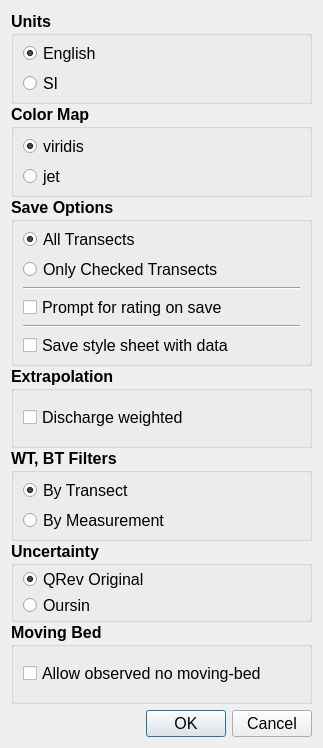
First picture: the form in UI/wOptions.ui, repository Sana-hammemi/qrevint, before the edit.
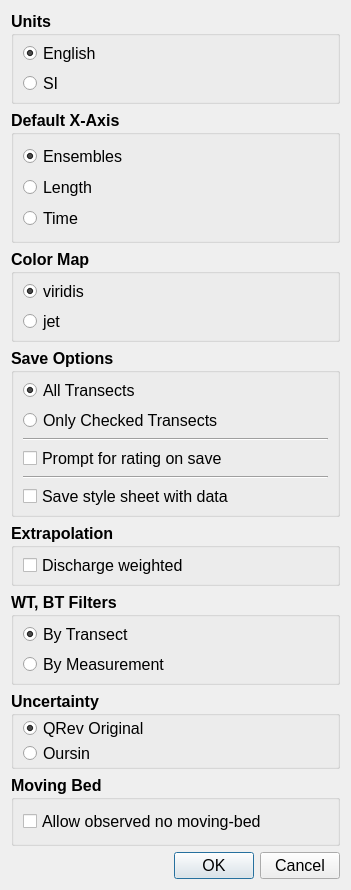
Second picture: the form after the edit.

```diff
--- a/UI/wOptions.ui
+++ b/UI/wOptions.ui
@@ -6,22 +6,17 @@
    <rect>
     <x>0</x>
     <y>0</y>
-    <width>323</width>
-    <height>748</height>
+    <width>351</width>
+    <height>844</height>
    </rect>
   </property>
   <property name="windowTitle">
    <string>Dialog</string>
   </property>
-  <layout class="QGridLayout" name="gridLayout">
-   <item row="0" column="0">
+  <layout class="QVBoxLayout" name="verticalLayout_10">
+   <item>
     <layout class="QVBoxLayout" name="verticalLayout_3">
      <item>
-      <layout class="QVBoxLayout" name="verticalLayout_2" stretch="0,0,0,0,0,0,0">
-       <property name="spacing">
-        <number>0</number>
-       </property>
-       <item>
         <widget class="QGroupBox" name="gb_units">
          <property name="font">
           <font>
@@ -80,6 +75,64 @@
          </layout>
         </widget>
        </item>
+     <item>
+      <widget class="QGroupBox" name="gb_axis">
+       <property name="font">
+        <font>
+         <pointsize>12</pointsize>
+         <weight>75</weight>
+         <bold>true</bold>
+        </font>
+       </property>
+       <property name="title">
+        <string>Default X-Axis</string>
+       </property>
+       <layout class="QVBoxLayout" name="verticalLayout_2">
+        <item>
+         <widget class="QRadioButton" name="rb_opt_ensembles">
+          <property name="font">
+           <font>
+            <weight>50</weight>
+            <bold>false</bold>
+           </font>
+          </property>
+          <property name="text">
+           <string>Ensembles</string>
+          </property>
+          <property name="checked">
+           <bool>true</bool>
+          </property>
+         </widget>
+        </item>
+        <item>
+         <widget class="QRadioButton" name="rb_opt_length">
+          <property name="font">
+           <font>
+            <weight>50</weight>
+            <bold>false</bold>
+           </font>
+          </property>
+          <property name="text">
+           <string>Length</string>
+          </property>
+         </widget>
+        </item>
+        <item>
+         <widget class="QRadioButton" name="rb_opt_time">
+          <property name="font">
+           <font>
+            <weight>50</weight>
+            <bold>false</bold>
+           </font>
+          </property>
+          <property name="text">
+           <string>Time</string>
+          </property>
+         </widget>
+        </item>
+       </layout>
+      </widget>
+     </item>
        <item>
         <widget class="QGroupBox" name="gb_color_map">
          <property name="font">
@@ -431,8 +484,6 @@
         <set>QDialogButtonBox::Cancel|QDialogButtonBox::Ok</set>
        </property>
       </widget>
-     </item>
-    </layout>
    </item>
   </layout>
  </widget>
```
Lines whose indentation alone changed are shown as unchanged.
